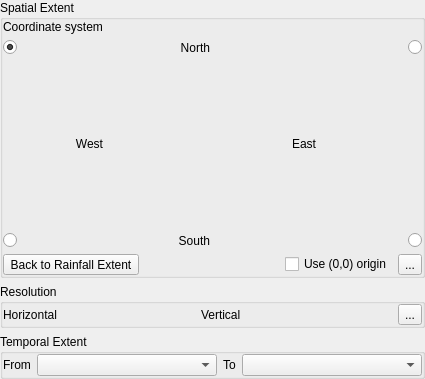
This is src/ui/reosgriddedrainfallexportoptionswidget.ui in vcloarec/ReosProject as Qt 5 draws it before an edit. The edited form follows.
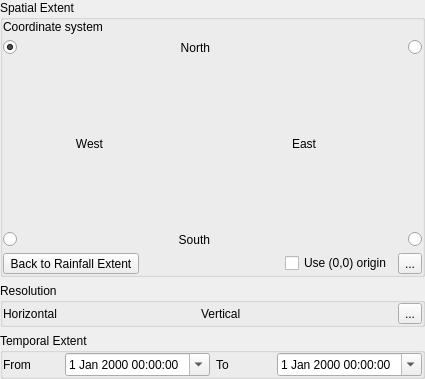
This is the edited form. Icons and pictures are not drawn. Custom widgets are drawn as their Qt base class.

Commit message: change time selection in gridded rainfall export

What changed in the file:
```diff
--- a/src/ui/reosgriddedrainfallexportoptionswidget.ui
+++ b/src/ui/reosgriddedrainfallexportoptionswidget.ui
@@ -279,7 +279,7 @@
      <property name="title">
       <string>Temporal Extent</string>
      </property>
-     <layout class="QHBoxLayout" name="horizontalLayout_2" stretch="0,1,0,1">
+     <layout class="QHBoxLayout" name="horizontalLayout_2" stretch="0,0,0,0">
       <property name="leftMargin">
        <number>0</number>
       </property>
@@ -300,7 +300,11 @@
        </widget>
       </item>
       <item>
-       <widget class="QComboBox" name="mFromTimeCombo"/>
+       <widget class="QDateTimeEdit" name="mStartDateTimeEdit">
+        <property name="calendarPopup">
+         <bool>true</bool>
+        </property>
+       </widget>
       </item>
       <item>
        <widget class="QLabel" name="label_6">
@@ -310,7 +314,11 @@
        </widget>
       </item>
       <item>
-       <widget class="QComboBox" name="mToTimeCombo"/>
+       <widget class="QDateTimeEdit" name="mEndDateTimeEdit">
+        <property name="calendarPopup">
+         <bool>true</bool>
+        </property>
+       </widget>
       </item>
      </layout>
     </widget>
```
The commit also changes 1 other file.
